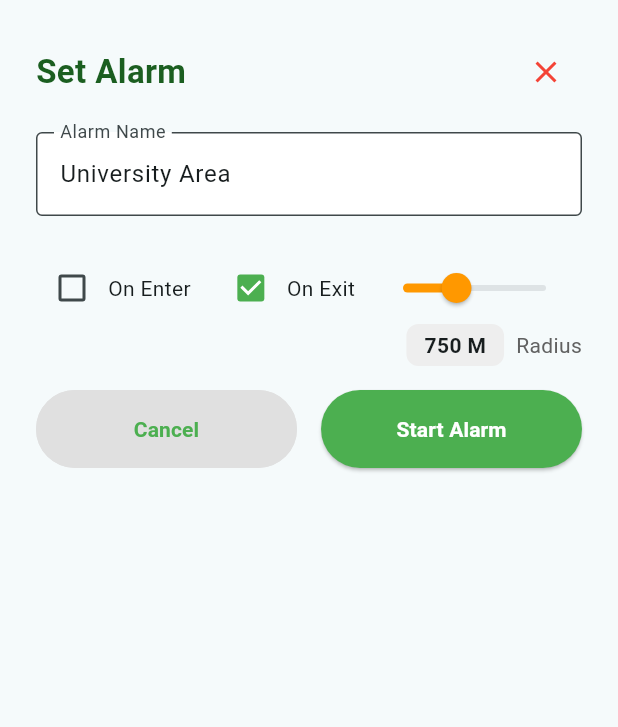
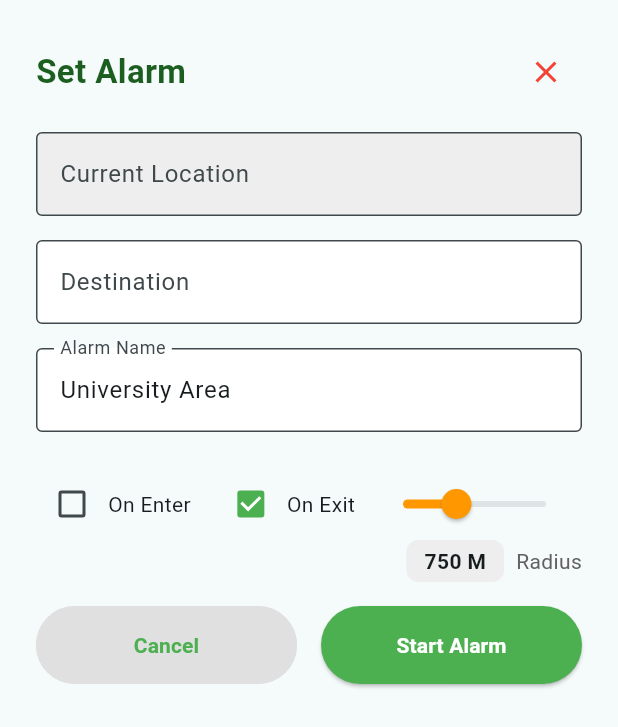
Before and after one commit to shaittoo/wakeapp, a Flutter app: the SetAlarmSheet widget shown alone on an empty page, opened directly, on a phone screen of 412 x 824 dp. Shown: the top 727 px of the screen. Run offline on Flutter 3.47's test engine with Material 3 defaults, Android fonts, the phone set to English and light mode, and no system bars; our stand-ins replace google_maps_flutter, hive, hive_flutter, location; accounts and stored records are empty.

Commit message:
hotfix/get current location

```diff
--- a/lib/screen/setalarm.dart
+++ b/lib/screen/setalarm.dart
@@ -1,6 +1,12 @@
 import 'package:flutter/material.dart';
 import 'package:hive/hive.dart';
 import '../model/alarm.dart';
+import 'package:location/location.dart'; // <-- Add this import
+import 'dart:convert';
+import 'package:http/http.dart' as http;
+import 'package:uuid/uuid.dart';
+
+const String kGoogleApiKey = 'AIzaSyCv3FFr20CIXT48UA5LdiO_eEffceacY0Q';
 
 class SetAlarmSheet extends StatefulWidget {
   const SetAlarmSheet({super.key});
@@ -12,15 +18,71 @@ class SetAlarmSheet extends StatefulWidget {
 class _SetAlarmSheetState extends State<SetAlarmSheet> {
   final TextEditingController _alarmNameController =
       TextEditingController(text: "University Area");
+  final TextEditingController _currentLocationController =
+      TextEditingController();
+  final TextEditingController _destinationController = TextEditingController();
+  final String _destinationSessionToken = const Uuid().v4();
+  List<dynamic> _destinationSuggestions = [];
+  bool _isDestinationSearching = false;
   bool _onEnter = false;
   bool _onExit = true;
   double _radius = 750;
-  // bool _repeat = false;
-  // // ignore: prefer_final_fields
-  // List<bool> _days = [false, false, true, false, false, false, false]; // WED selected
-  // bool _favorite = true;
 
-  // final List<String> _dayLabels = ['MON', 'TUE', 'WED', 'THU', 'FRI', 'SAT', 'SUN'];
+  @override
+  void initState() {
+    super.initState();
+    _fetchAndSetCurrentLocation();
+  }
+
+  Future<void> _fetchAndSetCurrentLocation() async {
+    Location location = Location();
+    bool serviceEnabled = await location.serviceEnabled();
+    if (!serviceEnabled) {
+      serviceEnabled = await location.requestService();
+      if (!serviceEnabled) return;
+    }
+
+    PermissionStatus permissionGranted = await location.hasPermission();
+    if (permissionGranted == PermissionStatus.denied) {
+      permissionGranted = await location.requestPermission();
+      if (permissionGranted != PermissionStatus.granted) return;
+    }
+
+    final userLocation = await location.getLocation();
+    if (userLocation.latitude != null && userLocation.longitude != null) {
+      setState(() {
+        _currentLocationController.text =
+            'Lat: ${userLocation.latitude!.toStringAsFixed(5)}, Lng: ${userLocation.longitude!.toStringAsFixed(5)}';
+      });
+    } else {
+      setState(() {
+        _currentLocationController.text = 'Unknown';
+      });
+    }
+  }
+
+  Future<void> _fetchDestinationSuggestions(String input) async {
+    if (input.isEmpty) {
+      setState(() {
+        _destinationSuggestions = [];
+      });
+      return;
+    }
+    String baseUrl =
+        "https://maps.googleapis.com/maps/api/place/autocomplete/json";
+    String request =
+        '$baseUrl?input=$input&key=$kGoogleApiKey&sessiontoken=$_destinationSessionToken';
+    var response = await http.get(Uri.parse(request));
+    if (response.statusCode == 200) {
+      setState(() {
+        _destinationSuggestions = json.decode(response.body)['predictions'];
+      });
+    } else {
+      setState(() {
+        _destinationSuggestions = [];
+      });
+    }
+  }
 
   @override
   Widget build(BuildContext context) {
@@ -50,6 +112,68 @@ class _SetAlarmSheetState extends State<SetAlarmSheet> {
                 ),
               ],
             ),
+            SizedBox(height: 16),
+            // --- Add these two textboxes here ---
+            TextField(
+              controller: _currentLocationController,
+              readOnly: true,
+              decoration: InputDecoration(
+                labelText: 'Current Location',
+                filled: true,
+                fillColor: Colors.grey[200],
+                border: OutlineInputBorder(),
+              ),
+            ),
+            SizedBox(height: 16),
+            TextField(
+              controller: _destinationController,
+              decoration: InputDecoration(
+                labelText: 'Destination',
+                filled: true,
+                fillColor: Colors.white,
+                border: OutlineInputBorder(),
+              ),
+              onChanged: (value) {
+                setState(() {
+                  _isDestinationSearching = true;
+                });
+                _fetchDestinationSuggestions(value);
+              },
+            ),
+            // Add this part for the dropdown suggestions
+            if (_isDestinationSearching && _destinationSuggestions.isNotEmpty)
+              Container(
+                decoration: BoxDecoration(
+                  color: Colors.white,
+                  borderRadius: BorderRadius.circular(8),
+                  boxShadow: [
+                    BoxShadow(
+                      color: Colors.black26,
+                      blurRadius: 4,
+                    ),
+                  ],
+                ),
+                constraints: BoxConstraints(maxHeight: 200),
+                child: ListView.builder(
+                  shrinkWrap: true,
+                  itemCount: _destinationSuggestions.length,
+                  itemBuilder: (context, index) {
+                    return ListTile(
+                      title:
+                          Text(_destinationSuggestions[index]["description"]),
+                      onTap: () async {
+                        // Optionally fetch place details here if you want coordinates
+                        setState(() {
+                          _destinationController.text =
+                              _destinationSuggestions[index]["description"];
+                          _isDestinationSearching = false;
+                          _destinationSuggestions = [];
+                        });
+                      },
+                    );
+                  },
+                ),
+              ),
             SizedBox(height: 16),
             // Alarm Name
             TextField(
--- a/pubspec.yaml
+++ b/pubspec.yaml
@@ -44,6 +44,8 @@ dependencies:
   hive: ^2.2.3
   hive_flutter: ^1.1.0
   path_provider: ^2.1.2
+  geocoding: ^3.0.0
+  latlong2: ^0.9.1
 
 dev_dependencies:
   flutter_test:
```
Also changed, not shown: lib/main.dart (+7 -2 lines), lib/screen/map_screen.dart (+52 -22 lines), pubspec.lock.
